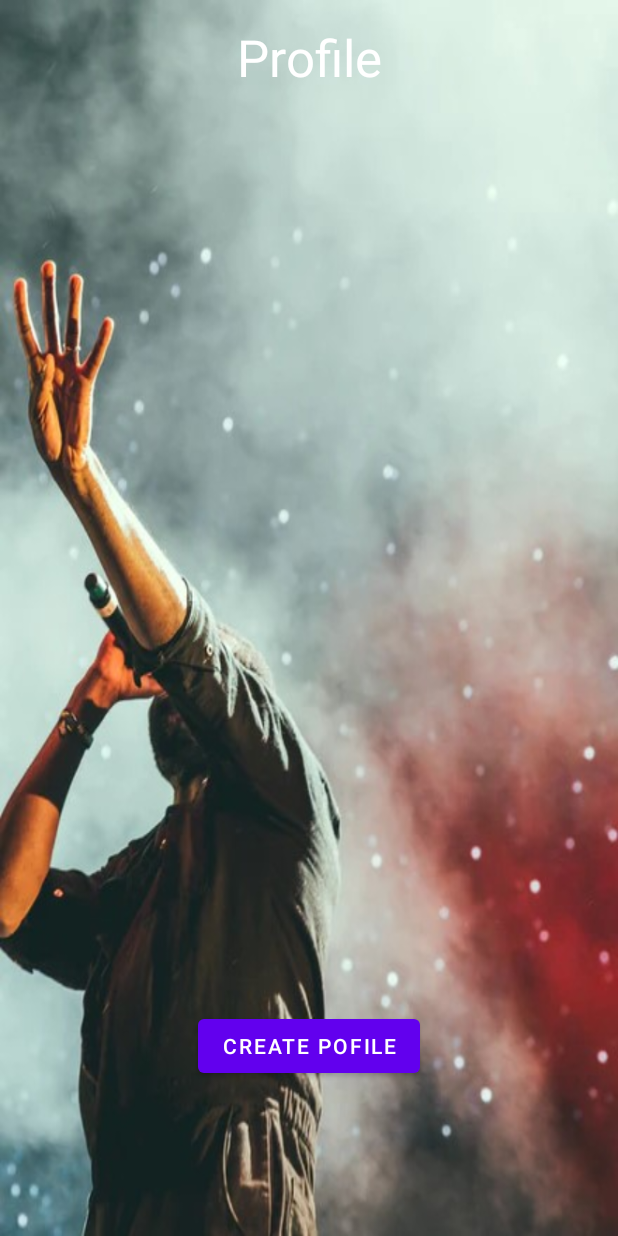
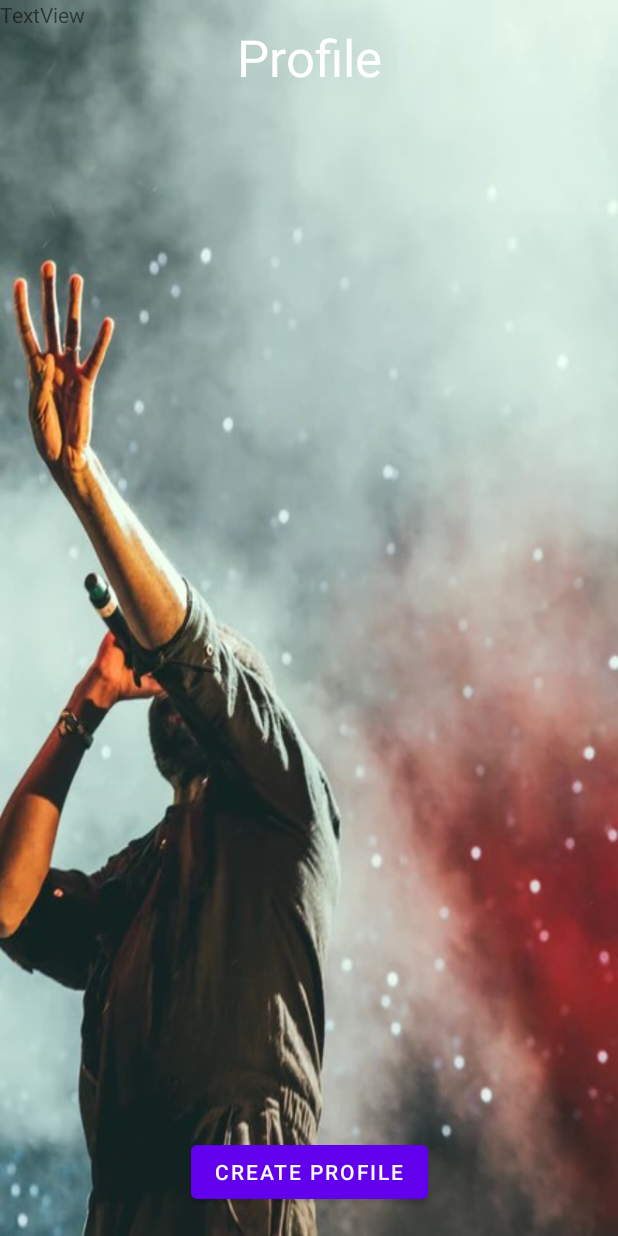
Before and after one commit to jannikhug/musicApp, an Android app: the ProfileActivity screen opened directly, with no data from a screen before it, on a phone screen of 412 x 824 dp. Run offline under Robolectric (Android 15) with nearby library versions, the phone set to English and light mode, and no system bars; network calls fail.

Commit message:
some fixes in CreateProfile and getIntent in Profile

```diff
--- a/app/src/main/java/ch/zli/jh/mcapp/CreateActivity.java
+++ b/app/src/main/java/ch/zli/jh/mcapp/CreateActivity.java
@@ -4,6 +4,7 @@ import androidx.appcompat.app.AppCompatActivity;
 
 import android.content.Intent;
 import android.os.Bundle;
+import android.os.Handler;
 import android.os.Parcelable;
 import android.widget.Button;
 import android.widget.EditText;
@@ -57,7 +58,7 @@ public class CreateActivity extends AppCompatActivity implements Serializable {
                     goToProfileIntent.putExtra("MyProfile", profile);
                     startActivity(goToProfileIntent);
                 } else {
-                    Toast.makeText(getApplicationContext(),"Album or Artist not found. Check again.", Toast.LENGTH_SHORT).show();
+                    Toast.makeText(getApplicationContext(),"Click three times or Album and/or Artist not found.", Toast.LENGTH_SHORT).show();
                 }
             });
     }
@@ -73,6 +74,7 @@ public class CreateActivity extends AppCompatActivity implements Serializable {
                             JSONObject artists = jsonArray.getJSONObject(i);
                             String artistJson = artists.getString("strArtist");
                             System.out.println(artistJson);
+
                             foundArtist = true;
                         }
                     } catch (JSONException e) {
@@ -82,7 +84,6 @@ public class CreateActivity extends AppCompatActivity implements Serializable {
                     }
                 }, error -> error.printStackTrace());
         mQueue.add(request);
-
         return foundArtist;
     }
 
@@ -104,7 +105,6 @@ public class CreateActivity extends AppCompatActivity implements Serializable {
                     }
                 }, error -> error.printStackTrace());
         mQueue.add(request);
-
         return foundAlbum;
     }
 }
--- a/app/src/main/java/ch/zli/jh/mcapp/ProfileActivity.java
+++ b/app/src/main/java/ch/zli/jh/mcapp/ProfileActivity.java
@@ -2,6 +2,7 @@ package ch.zli.jh.mcapp;
 
 import androidx.appcompat.app.AppCompatActivity;
 
+import android.annotation.SuppressLint;
 import android.content.Intent;
 import android.os.Bundle;
 import android.view.Window;
@@ -9,8 +10,10 @@ import android.widget.Button;
 
 import java.io.Serializable;
 
+import ch.zli.jh.mcapp.model.Profile;
+
 public class ProfileActivity extends AppCompatActivity implements Serializable {
-    private boolean showData = false;
+    private boolean showData;
 
     @Override
     protected void onCreate(Bundle savedInstanceState) {
@@ -26,20 +29,21 @@ public class ProfileActivity extends AppCompatActivity implements Serializable {
         });
 
 
-        if (showData = false){
-            showButton();
+        Intent i = getIntent();
+        Profile profile = (Profile) i.getSerializableExtra("MyProfile");
+        if (profile == null){
+            goToCreate.setText("Create Profile");
         } else {
-            showData();
+            goToCreate.setText("Edit Profile");
+            showData(profile);
         }
     }
 
-    public void showButton() {
-
-
-    }
-
-    public void showData() {
-
+    public void showData(Profile profile) {
+        System.out.println(profile.getFullName());
+        System.out.println(profile.getUsername());
+        System.out.println(profile.getFavArtist());
+        System.out.println(profile.getFavAlbum());
     }
 
     public void setShowData(boolean showData) {
--- a/app/src/main/res/layout/activity_profile.xml
+++ b/app/src/main/res/layout/activity_profile.xml
@@ -4,8 +4,9 @@
     xmlns:tools="http://schemas.android.com/tools"
     android:layout_width="match_parent"
     android:layout_height="match_parent"
-    tools:context=".ProfileActivity"
-    android:background="@drawable/bg_profile_2">
+    android:background="@drawable/bg_profile_2"
+    android:visibility="visible"
+    tools:context=".ProfileActivity">
 
     <TextView
         android:id="@+id/ProfiletextView"
@@ -20,6 +21,14 @@
         app:layout_constraintVertical_bias="0.02"
         tools:layout_editor_absoluteX="0dp" />
 
+    <TextView
+        android:id="@+id/textView"
+        android:layout_width="wrap_content"
+        android:layout_height="wrap_content"
+        android:text="TextView"
+        tools:layout_editor_absoluteX="120dp"
+        tools:layout_editor_absoluteY="171dp" />
+
     <Button
         android:id="@+id/goToCreate"
         android:layout_width="wrap_content"
@@ -29,6 +38,6 @@
         app:layout_constraintEnd_toEndOf="parent"
         app:layout_constraintStart_toStartOf="parent"
         app:layout_constraintTop_toTopOf="parent"
-        app:layout_constraintVertical_bias="0.868" />
+        app:layout_constraintVertical_bias="0.976" />
 
 </androidx.constraintlayout.widget.ConstraintLayout>
```
